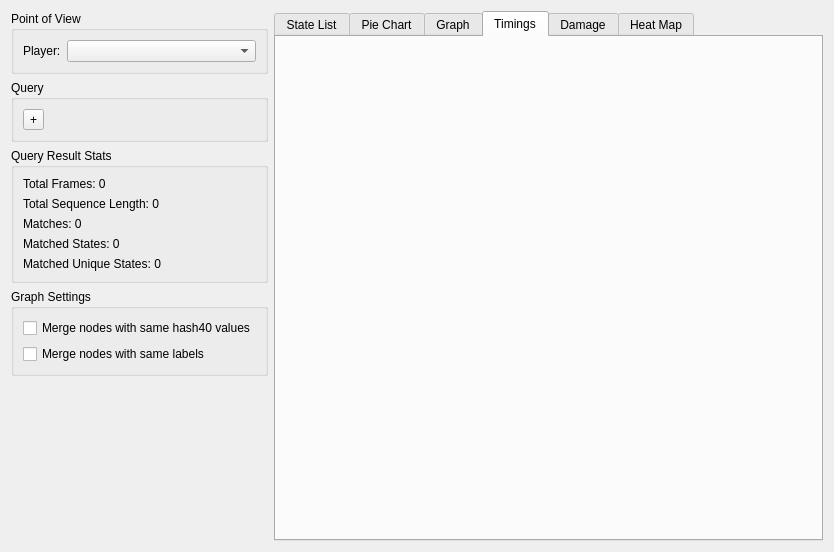
Above: forms/SequenceSearchView.ui from reframedultimate/ReFramed-plugin-decision-graph before the change. Below: the same form after it.
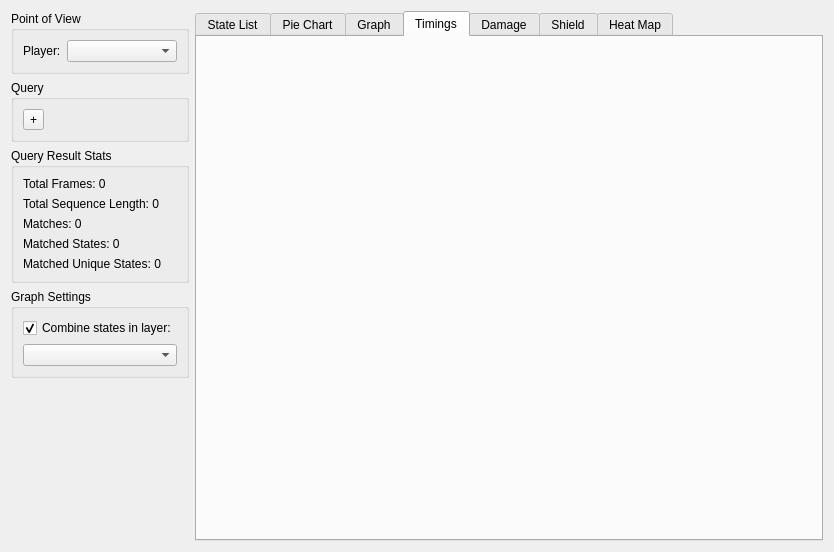
That is the form after the change. The open tabs and pages were chosen to show the change.

Commit message: Finished pie plot. Adding empty views to rest of tabs

Diff of the .ui file:
```diff
--- a/forms/SequenceSearchView.ui
+++ b/forms/SequenceSearchView.ui
@@ -115,19 +115,15 @@
       <item>
        <widget class="QCheckBox" name="checkBox_mergeMotions">
         <property name="text">
-         <string>Merge nodes with same hash40 values</string>
+         <string>Combine states in layer:</string>
         </property>
         <property name="checked">
-         <bool>false</bool>
+         <bool>true</bool>
         </property>
        </widget>
       </item>
       <item>
-       <widget class="QCheckBox" name="checkBox_mergeUserLabels">
-        <property name="text">
-         <string>Merge nodes with same labels</string>
-        </property>
-       </widget>
+       <widget class="QComboBox" name="comboBox"/>
       </item>
      </layout>
     </widget>
@@ -175,6 +171,11 @@
        <string>Damage</string>
       </attribute>
      </widget>
+     <widget class="QWidget" name="tab_shield">
+      <attribute name="title">
+       <string>Shield</string>
+      </attribute>
+     </widget>
      <widget class="QWidget" name="tab_heatmap">
       <attribute name="title">
        <string>Heat Map</string>
```
Left out of the diff: 2 changed lines with no effect on the pictures. The commit also changes 16 other files.
